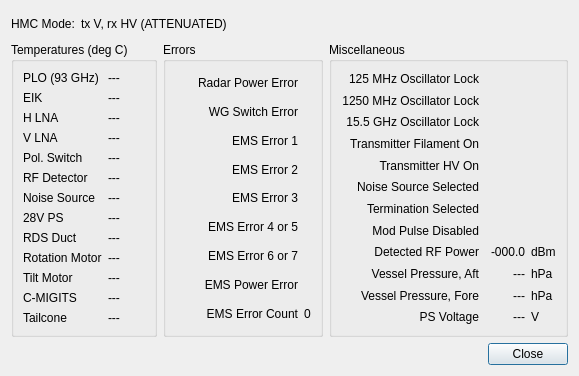
First picture: the form in src/hcrgui/Pmc730Details.ui, repository NCAR/HCR_instrument, before the edit.
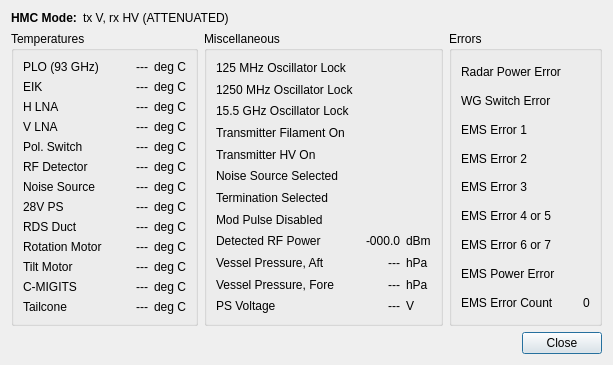
Second picture: the form after the edit. Icons and pictures are not drawn.

Commit message: Restructured Pmc730Details a bit more to make it easier to read, and to move the "errors" section to the right side.

```diff
--- a/src/hcrgui/Pmc730Details.ui
+++ b/src/hcrgui/Pmc730Details.ui
@@ -6,8 +6,8 @@
    <rect>
     <x>0</x>
     <y>0</y>
-    <width>579</width>
-    <height>376</height>
+    <width>613</width>
+    <height>352</height>
    </rect>
   </property>
   <property name="windowTitle">
@@ -29,7 +29,7 @@
          </sizepolicy>
         </property>
         <property name="text">
-         <string>HMC Mode:</string>
+         <string>&lt;b&gt;HMC Mode:&lt;/b&gt;</string>
         </property>
         <property name="alignment">
          <set>Qt::AlignLeading|Qt::AlignLeft|Qt::AlignVCenter</set>
@@ -70,17 +70,26 @@
       <item>
        <widget class="QGroupBox" name="tempBox">
         <property name="title">
-         <string>Temperatures (deg C)</string>
+         <string>Temperatures</string>
         </property>
         <layout class="QGridLayout" name="gridLayout_3">
          <item row="0" column="2">
           <widget class="QLabel" name="ploTempValue">
+           <property name="minimumSize">
+            <size>
+             <width>40</width>
+             <height>0</height>
+            </size>
+           </property>
            <property name="text">
             <string>---</string>
            </property>
+           <property name="alignment">
+            <set>Qt::AlignRight|Qt::AlignTrailing|Qt::AlignVCenter</set>
+           </property>
           </widget>
          </item>
-         <item row="9" column="1">
+         <item row="10" column="1">
           <widget class="QLabel" name="rdsDuctTempLabel">
            <property name="text">
             <string>RDS Duct</string>
@@ -90,7 +99,7 @@
            </property>
           </widget>
          </item>
-         <item row="3" column="1">
+         <item row="4" column="1">
           <widget class="QLabel" name="vLnaTempLabel">
            <property name="text">
             <string>V LNA</string>
@@ -100,7 +109,7 @@
            </property>
           </widget>
          </item>
-         <item row="5" column="1">
+         <item row="6" column="1">
           <widget class="QLabel" name="polSwitchTempLabel">
            <property name="text">
             <string>Pol. Switch</string>
@@ -110,7 +119,7 @@
            </property>
           </widget>
          </item>
-         <item row="6" column="1">
+         <item row="7" column="1">
           <widget class="QLabel" name="rfDetectorTempLabel">
            <property name="text">
             <string>RF Detector</string>
@@ -120,7 +129,7 @@
            </property>
           </widget>
          </item>
-         <item row="8" column="1">
+         <item row="9" column="1">
           <widget class="QLabel" name="ps28VTempLabel">
            <property name="text">
             <string>28V PS</string>
@@ -140,7 +149,7 @@
            </property>
           </widget>
          </item>
-         <item row="7" column="1">
+         <item row="8" column="1">
           <widget class="QLabel" name="noiseSourceTempLabel">
            <property name="text">
             <string>Noise Source</string>
@@ -150,7 +159,7 @@
            </property>
           </widget>
          </item>
-         <item row="1" column="1">
+         <item row="2" column="1">
           <widget class="QLabel" name="eikTempLabel">
            <property name="text">
             <string>EIK</string>
@@ -160,7 +169,7 @@
            </property>
           </widget>
          </item>
-         <item row="10" column="1">
+         <item row="11" column="1">
           <widget class="QLabel" name="rotMotorTempLabel">
            <property name="text">
             <string>Rotation Motor</string>
@@ -170,7 +179,7 @@
            </property>
           </widget>
          </item>
-         <item row="11" column="1">
+         <item row="12" column="1">
           <widget class="QLabel" name="tiltMotorTempLabel">
            <property name="text">
             <string>Tilt Motor</string>
@@ -180,7 +189,7 @@
            </property>
           </widget>
          </item>
-         <item row="12" column="1">
+         <item row="13" column="1">
           <widget class="QLabel" name="cmigitsTempLabel">
            <property name="text">
             <string>C-MIGITS</string>
@@ -190,7 +199,7 @@
            </property>
           </widget>
          </item>
-         <item row="13" column="1">
+         <item row="14" column="1">
           <widget class="QLabel" name="tailconeTempLabel">
            <property name="text">
             <string>Tailcone</string>
@@ -200,84 +209,117 @@
            </property>
           </widget>
          </item>
-         <item row="1" column="2">
+         <item row="2" column="2">
           <widget class="QLabel" name="eikTempValue">
            <property name="text">
             <string>---</string>
            </property>
+           <property name="alignment">
+            <set>Qt::AlignRight|Qt::AlignTrailing|Qt::AlignVCenter</set>
+           </property>
           </widget>
          </item>
-         <item row="3" column="2">
+         <item row="4" column="2">
           <widget class="QLabel" name="vLnaTempValue">
            <property name="text">
             <string>---</string>
            </property>
+           <property name="alignment">
+            <set>Qt::AlignRight|Qt::AlignTrailing|Qt::AlignVCenter</set>
+           </property>
           </widget>
          </item>
-         <item row="5" column="2">
+         <item row="6" column="2">
           <widget class="QLabel" name="polSwitchTempValue">
            <property name="text">
             <string>---</string>
            </property>
+           <property name="alignment">
+            <set>Qt::AlignRight|Qt::AlignTrailing|Qt::AlignVCenter</set>
+           </property>
           </widget>
          </item>
-         <item row="6" column="2">
+         <item row="7" column="2">
           <widget class="QLabel" name="rfDetectorTempValue">
            <property name="text">
             <string>---</string>
            </property>
+           <property name="alignment">
+            <set>Qt::AlignRight|Qt::AlignTrailing|Qt::AlignVCenter</set>
+           </property>
           </widget>
          </item>
-         <item row="7" column="2">
+         <item row="8" column="2">
           <widget class="QLabel" name="noiseSourceTempValue">
            <property name="text">
             <string>---</string>
            </property>
+           <property name="alignment">
+            <set>Qt::AlignRight|Qt::AlignTrailing|Qt::AlignVCenter</set>
+           </property>
           </widget>
          </item>
-         <item row="8" column="2">
+         <item row="9" column="2">
           <widget class="QLabel" name="ps28VTempValue">
            <property name="text">
             <string>---</string>
            </property>
+           <property name="alignment">
+            <set>Qt::AlignRight|Qt::AlignTrailing|Qt::AlignVCenter</set>
+           </property>
           </widget>
          </item>
-         <item row="9" column="2">
+         <item row="10" column="2">
           <widget class="QLabel" name="rdsDuctTempValue">
            <property name="text">
             <string>---</string>
            </property>
-          </widget>
-         </item>
-         <item row="10" column="2">
-          <widget class="QLabel" name="rotMotorTempValue">
-           <property name="text">
-            <string>---</string>
+           <property name="alignment">
+            <set>Qt::AlignRight|Qt::AlignTrailing|Qt::AlignVCenter</set>
            </property>
           </widget>
          </item>
          <item row="11" column="2">
-          <widget class="QLabel" name="tiltMotorTempValue">
+          <widget class="QLabel" name="rotMotorTempValue">
            <property name="text">
             <string>---</string>
            </property>
+           <property name="alignment">
+            <set>Qt::AlignRight|Qt::AlignTrailing|Qt::AlignVCenter</set>
+           </property>
           </widget>
          </item>
          <item row="12" column="2">
-          <widget class="QLabel" name="cmigitsTempValue">
+          <widget class="QLabel" name="tiltMotorTempValue">
            <property name="text">
             <string>---</string>
            </property>
+           <property name="alignment">
+            <set>Qt::AlignRight|Qt::AlignTrailing|Qt::AlignVCenter</set>
+           </property>
           </widget>
          </item>
          <item row="13" column="2">
+          <widget class="QLabel" name="cmigitsTempValue">
+           <property name="text">
+            <string>---</string>
+           </property>
+           <property name="alignment">
+            <set>Qt::AlignRight|Qt::AlignTrailing|Qt::AlignVCenter</set>
+           </property>
+          </widget>
+         </item>
+         <item row="14" column="2">
           <widget class="QLabel" name="tailconeTempValue">
            <property name="text">
             <string>---</string>
            </property>
+           <property name="alignment">
+            <set>Qt::AlignRight|Qt::AlignTrailing|Qt::AlignVCenter</set>
+           </property>
           </widget>
          </item>
-         <item row="2" column="1">
+         <item row="3" column="1">
           <widget class="QLabel" name="hLnaTempLabel">
            <property name="text">
             <string>H LNA</string>
@@ -287,304 +329,104 @@
            </property>
           </widget>
          </item>
-         <item row="2" column="2">
+         <item row="3" column="2">
           <widget class="QLabel" name="hLnaTempValue">
            <property name="text">
             <string>---</string>
            </property>
-          </widget>
-         </item>
-        </layout>
-       </widget>
-      </item>
-      <item>
-       <widget class="QGroupBox" name="errorBox">
-        <property name="title">
-         <string>Errors</string>
-        </property>
-        <layout class="QGridLayout" name="gridLayout">
-         <item row="0" column="2">
-          <widget class="QLabel" name="radarPowerErrorLabel">
-           <property name="sizePolicy">
-            <sizepolicy hsizetype="MinimumExpanding" vsizetype="Preferred">
-             <horstretch>0</horstretch>
-             <verstretch>0</verstretch>
-            </sizepolicy>
-           </property>
-           <property name="text">
-            <string>Radar Power Error</string>
-           </property>
-           <property name="alignment">
-            <set>Qt::AlignRight|Qt::AlignTrailing|Qt::AlignVCenter</set>
-           </property>
-          </widget>
-         </item>
-         <item row="1" column="2">
-          <widget class="QLabel" name="wgSwichErrorLabel">
-           <property name="sizePolicy">
-            <sizepolicy hsizetype="MinimumExpanding" vsizetype="Preferred">
-             <horstretch>0</horstretch>
-             <verstretch>0</verstretch>
-            </sizepolicy>
-           </property>
-           <property name="text">
-            <string>WG Switch Error</string>
-           </property>
-           <property name="alignment">
-            <set>Qt::AlignRight|Qt::AlignTrailing|Qt::AlignVCenter</set>
-           </property>
-          </widget>
-         </item>
-         <item row="3" column="2">
-          <widget class="QLabel" name="emsError2Label">
-           <property name="sizePolicy">
-            <sizepolicy hsizetype="MinimumExpanding" vsizetype="Preferred">
-             <horstretch>0</horstretch>
-             <verstretch>0</verstretch>
-            </sizepolicy>
-           </property>
-           <property name="text">
-            <string>EMS Error 2</string>
-           </property>
-           <property name="alignment">
-            <set>Qt::AlignRight|Qt::AlignTrailing|Qt::AlignVCenter</set>
-           </property>
-          </widget>
-         </item>
-         <item row="8" column="2">
-          <widget class="QLabel" name="emsErrorCountLabel">
-           <property name="sizePolicy">
-            <sizepolicy hsizetype="MinimumExpanding" vsizetype="Preferred">
-             <horstretch>0</horstretch>
-             <verstretch>0</verstretch>
-            </sizepolicy>
-           </property>
-           <property name="text">
-            <string>EMS Error Count</string>
-           </property>
-           <property name="alignment">
-            <set>Qt::AlignRight|Qt::AlignTrailing|Qt::AlignVCenter</set>
-           </property>
-          </widget>
-         </item>
-         <item row="2" column="2">
-          <widget class="QLabel" name="emsError1Label">
-           <property name="sizePolicy">
-            <sizepolicy hsizetype="MinimumExpanding" vsizetype="Preferred">
-             <horstretch>0</horstretch>
-             <verstretch>0</verstretch>
-            </sizepolicy>
-           </property>
-           <property name="text">
-            <string>EMS Error 1</string>
-           </property>
-           <property name="alignment">
-            <set>Qt::AlignRight|Qt::AlignTrailing|Qt::AlignVCenter</set>
-           </property>
-          </widget>
-         </item>
-         <item row="7" column="2">
-          <widget class="QLabel" name="emsPowerErrorLabel">
-           <property name="sizePolicy">
-            <sizepolicy hsizetype="MinimumExpanding" vsizetype="Preferred">
-             <horstretch>0</horstretch>
-             <verstretch>0</verstretch>
-            </sizepolicy>
-           </property>
-           <property name="text">
-            <string>EMS Power Error</string>
-           </property>
-           <property name="alignment">
-            <set>Qt::AlignRight|Qt::AlignTrailing|Qt::AlignVCenter</set>
-           </property>
-          </widget>
-         </item>
-         <item row="6" column="2">
-          <widget class="QLabel" name="emsError6Or7Label">
-           <property name="sizePolicy">
-            <sizepolicy hsizetype="MinimumExpanding" vsizetype="Preferred">
-             <horstretch>0</horstretch>
-             <verstretch>0</verstretch>
-            </sizepolicy>
-           </property>
-           <property name="text">
-            <string>EMS Error 6 or 7</string>
-           </property>
-           <property name="alignment">
-            <set>Qt::AlignRight|Qt::AlignTrailing|Qt::AlignVCenter</set>
-           </property>
-          </widget>
-         </item>
-         <item row="5" column="2">
-          <widget class="QLabel" name="emsError4Or5Label">
-           <property name="sizePolicy">
-            <sizepolicy hsizetype="MinimumExpanding" vsizetype="Preferred">
-             <horstretch>0</horstretch>
-             <verstretch>0</verstretch>
-            </sizepolicy>
-           </property>
-           <property name="text">
-            <string>EMS Error 4 or 5</string>
-           </property>
-           <property name="alignment">
-            <set>Qt::AlignRight|Qt::AlignTrailing|Qt::AlignVCenter</set>
-           </property>
-          </widget>
-         </item>
-         <item row="4" column="2">
-          <widget class="QLabel" name="emsError3Label">
-           <property name="sizePolicy">
-            <sizepolicy hsizetype="MinimumExpanding" vsizetype="Preferred">
-             <horstretch>0</horstretch>
-             <verstretch>0</verstretch>
-            </sizepolicy>
-           </property>
-           <property name="text">
-            <string>EMS Error 3</string>
-           </property>
            <property name="alignment">
             <set>Qt::AlignRight|Qt::AlignTrailing|Qt::AlignVCenter</set>
            </property>
           </widget>
          </item>
          <item row="0" column="3">
-          <widget class="QLabel" name="radarPowerErrorIcon">
-           <property name="sizePolicy">
-            <sizepolicy hsizetype="Preferred" vsizetype="Preferred">
-             <horstretch>0</horstretch>
-             <verstretch>0</verstretch>
-            </sizepolicy>
-           </property>
+          <widget class="QLabel" name="ploTempUnits">
            <property name="text">
-            <string/>
-           </property>
-           <property name="pixmap">
-            <pixmap resource="HcrGuiMainWindow.qrc">:/greenLED_off.png</pixmap>
-           </property>
-          </widget>
-         </item>
-         <item row="1" column="3">
-          <widget class="QLabel" name="wgSwitchErrorIcon">
-           <property name="sizePolicy">
-            <sizepolicy hsizetype="Preferred" vsizetype="Preferred">
-             <horstretch>0</horstretch>
-             <verstretch>0</verstretch>
-            </sizepolicy>
-           </property>
-           <property name="text">
-            <string/>
-           </property>
-           <property name="pixmap">
-            <pixmap resource="HcrGuiMainWindow.qrc">:/greenLED_off.png</pixmap>
+            <string>deg C</string>
            </property>
           </widget>
          </item>
          <item row="2" column="3">
-          <widget class="QLabel" name="emsError1Icon">
-           <property name="sizePolicy">
-            <sizepolicy hsizetype="Preferred" vsizetype="Preferred">
-             <horstretch>0</horstretch>
-             <verstretch>0</verstretch>
-            </sizepolicy>
-           </property>
+          <widget class="QLabel" name="eikTempUnits">
            <property name="text">
-            <string/>
-           </property>
-           <property name="pixmap">
-            <pixmap resource="HcrGuiMainWindow.qrc">:/greenLED_off.png</pixmap>
+            <string>deg C</string>
            </property>
           </widget>
          </item>
          <item row="3" column="3">
-          <widget class="QLabel" name="emsError2Icon">
-           <property name="sizePolicy">
-            <sizepolicy hsizetype="Preferred" vsizetype="Preferred">
-             <horstretch>0</horstretch>
-             <verstretch>0</verstretch>
-            </sizepolicy>
-           </property>
+          <widget class="QLabel" name="hLnaTempUnits">
            <property name="text">
-            <string/>
-           </property>
-           <property name="pixmap">
-            <pixmap resource="HcrGuiMainWindow.qrc">:/greenLED_off.png</pixmap>
+            <string>deg C</string>
            </property>
           </widget>
          </item>
          <item row="4" column="3">
-          <widget class="QLabel" name="emsError3Icon">
-           <property name="sizePolicy">
-            <sizepolicy hsizetype="Preferred" vsizetype="Preferred">
-             <horstretch>0</horstretch>
-             <verstretch>0</verstretch>
-            </sizepolicy>
-           </property>
+          <widget class="QLabel" name="vLnaTempUnits">
            <property name="text">
-            <string/>
-           </property>
-           <property name="pixmap">
-            <pixmap resource="HcrGuiMainWindow.qrc">:/greenLED_off.png</pixmap>
-           </property>
-          </widget>
-         </item>
-         <item row="5" column="3">
-          <widget class="QLabel" name="emsError4Or5Icon">
-           <property name="sizePolicy">
-            <sizepolicy hsizetype="Preferred" vsizetype="Preferred">
-             <horstretch>0</horstretch>
-             <verstretch>0</verstretch>
-            </sizepolicy>
-           </property>
-           <property name="text">
-            <string/>
-           </property>
-           <property name="pixmap">
-            <pixmap resource="HcrGuiMainWindow.qrc">:/greenLED_off.png</pixmap>
+            <string>deg C</string>
            </property>
           </widget>
          </item>
          <item row="6" column="3">
-          <widget class="QLabel" name="emsError6Or7Icon">
-           <property name="sizePolicy">
-            <sizepolicy hsizetype="Preferred" vsizetype="Preferred">
-             <horstretch>0</horstretch>
-             <verstretch>0</verstretch>
-            </sizepolicy>
-           </property>
+          <widget class="QLabel" name="polSwitchTempUnits">
            <property name="text">
-            <string/>
-           </property>
-           <property name="pixmap">
-            <pixmap resource="HcrGuiMainWindow.qrc">:/greenLED_off.png</pixmap>
+            <string>deg C</string>
            </property>
           </widget>
          </item>
          <item row="7" column="3">
-          <widget class="QLabel" name="emsPowerErrorIcon">
-           <property name="sizePolicy">
-            <sizepolicy hsizetype="Preferred" vsizetype="Preferred">
-             <horstretch>0</horstretch>
-             <verstretch>0</verstretch>
-            </sizepolicy>
-           </property>
+          <widget class="QLabel" name="rfDetectorTempUnits">
            <property name="text">
-            <string/>
-           </property>
-           <property name="pixmap">
-            <pixmap resource="HcrGuiMainWindow.qrc">:/greenLED_off.png</pixmap>
+            <string>deg C</string>
            </property>
           </widget>
          </item>
          <item row="8" column="3">
-          <widget class="QLabel" name="emsErrorCountValue">
-           <property name="sizePolicy">
-            <sizepolicy hsizetype="Preferred" vsizetype="Preferred">
-             <horstretch>0</horstretch>
-             <verstretch>0</verstretch>
-            </sizepolicy>
+          <widget class="QLabel" name="noiseSourceTempUnits">
+           <property name="text">
+            <string>deg C</string>
            </property>
+          </widget>
+         </item>
+         <item row="9" column="3">
+          <widget class="QLabel" name="ps28VTempUnits">
            <property name="text">
-            <string>0</string>
+            <string>deg C</string>
+           </property>
+          </widget>
+         </item>
+         <item row="10" column="3">
+          <widget class="QLabel" name="rdsDuctTempUnits">
+           <property name="text">
+            <string>deg C</string>
+           </property>
+          </widget>
+         </item>
+         <item row="11" column="3">
+          <widget class="QLabel" name="rotMotorTempUnits">
+           <property name="text">
+            <string>deg C</string>
+           </property>
+          </widget>
+         </item>
+         <item row="12" column="3">
+          <widget class="QLabel" name="tiltMotorTempUnits">
+           <property name="text">
+            <string>deg C</string>
+           </property>
+          </widget>
+         </item>
+         <item row="13" column="3">
+          <widget class="QLabel" name="cmigitsTempUnits">
+           <property name="text">
+            <string>deg C</string>
+           </property>
+          </widget>
+         </item>
+         <item row="14" column="3">
+          <widget class="QLabel" name="tailconeTempUnits">
+           <property name="text">
+            <string>deg C</string>
            </property>
           </widget>
          </item>
@@ -609,7 +451,7 @@
             <string>PS Voltage</string>
            </property>
            <property name="alignment">
-            <set>Qt::AlignRight|Qt::AlignTrailing|Qt::AlignVCenter</set>
+            <set>Qt::AlignLeading|Qt::AlignLeft|Qt::AlignVCenter</set>
            </property>
           </widget>
          </item>
@@ -619,7 +461,7 @@
             <string>Transmitter Filament On</string>
            </property>
            <property name="alignment">
-            <set>Qt::AlignRight|Qt::AlignTrailing|Qt::AlignVCenter</set>
+            <set>Qt::AlignLeading|Qt::AlignLeft|Qt::AlignVCenter</set>
            </property>
           </widget>
          </item>
@@ -635,7 +477,7 @@
             <string>Termination Selected</string>
            </property>
            <property name="alignment">
-            <set>Qt::AlignRight|Qt::AlignTrailing|Qt::AlignVCenter</set>
+            <set>Qt::AlignLeading|Qt::AlignLeft|Qt::AlignVCenter</set>
            </property>
           </widget>
          </item>
@@ -651,7 +493,7 @@
             <string>Detected RF Power</string>
            </property>
            <property name="alignment">
-            <set>Qt::AlignRight|Qt::AlignTrailing|Qt::AlignVCenter</set>
+            <set>Qt::AlignLeading|Qt::AlignLeft|Qt::AlignVCenter</set>
            </property>
           </widget>
          </item>
@@ -686,7 +528,7 @@
             <string>Vessel Pressure, Aft</string>
            </property>
            <property name="alignment">
-            <set>Qt::AlignRight|Qt::AlignTrailing|Qt::AlignVCenter</set>
+            <set>Qt::AlignLeading|Qt::AlignLeft|Qt::AlignVCenter</set>
            </property>
           </widget>
          </item>
@@ -702,7 +544,7 @@
             <string>15.5 GHz Oscillator Lock</string>
            </property>
            <property name="alignment">
-            <set>Qt::AlignRight|Qt::AlignTrailing|Qt::AlignVCenter</set>
+            <set>Qt::AlignLeading|Qt::AlignLeft|Qt::AlignVCenter</set>
            </property>
           </widget>
          </item>
@@ -718,7 +560,7 @@
             <string>1250 MHz Oscillator Lock</string>
            </property>
            <property name="alignment">
-            <set>Qt::AlignRight|Qt::AlignTrailing|Qt::AlignVCenter</set>
+            <set>Qt::AlignLeading|Qt::AlignLeft|Qt::AlignVCenter</set>
            </property>
           </widget>
          </item>
@@ -786,7 +628,7 @@
             <string>Vessel Pressure, Fore</string>
            </property>
            <property name="alignment">
-            <set>Qt::AlignRight|Qt::AlignTrailing|Qt::AlignVCenter</set>
+            <set>Qt::AlignLeading|Qt::AlignLeft|Qt::AlignVCenter</set>
            </property>
           </widget>
          </item>
@@ -802,7 +644,7 @@
             <string>Noise Source Selected</string>
            </property>
            <property name="alignment">
-            <set>Qt::AlignRight|Qt::AlignTrailing|Qt::AlignVCenter</set>
+            <set>Qt::AlignLeading|Qt::AlignLeft|Qt::AlignVCenter</set>
            </property>
           </widget>
          </item>
@@ -841,7 +683,7 @@
             <string>125 MHz Oscillator Lock</string>
            </property>
            <property name="alignment">
-            <set>Qt::AlignRight|Qt::AlignTrailing|Qt::AlignVCenter</set>
+            <set>Qt::AlignLeading|Qt::AlignLeft|Qt::AlignVCenter</set>
            </property>
           </widget>
          </item>
@@ -874,7 +716,7 @@
             <string>Transmitter HV On</string>
            </property>
            <property name="alignment">
-            <set>Qt::AlignRight|Qt::AlignTrailing|Qt::AlignVCenter</set>
+            <set>Qt::AlignLeading|Qt::AlignLeft|Qt::AlignVCenter</set>
            </property>
           </widget>
          </item>
@@ -884,7 +726,7 @@
             <string>Mod Pulse Disabled</string>
            </property>
            <property name="alignment">
-            <set>Qt::AlignRight|Qt::AlignTrailing|Qt::AlignVCenter</set>
+            <set>Qt::AlignLeading|Qt::AlignLeft|Qt::AlignVCenter</set>
            </property>
           </widget>
          </item>
@@ -958,6 +800,300 @@
         </layout>
        </widget>
       </item>
+      <item>
+       <widget class="QGroupBox" name="errorBox">
+        <property name="title">
+         <string>Errors</string>
+        </property>
+        <layout class="QGridLayout" name="gridLayout">
+         <item row="0" column="2">
+          <widget class="QLabel" name="radarPowerErrorLabel">
+           <property name="sizePolicy">
+            <sizepolicy hsizetype="MinimumExpanding" vsizetype="Preferred">
+             <horstretch>0</horstretch>
+             <verstretch>0</verstretch>
+            </sizepolicy>
+           </property>
+           <property name="text">
+            <string>Radar Power Error</string>
+           </property>
+           <property name="alignment">
+            <set>Qt::AlignLeading|Qt::AlignLeft|Qt::AlignVCenter</set>
+           </property>
+          </widget>
+         </item>
+         <item row="1" column="2">
+          <widget class="QLabel" name="wgSwichErrorLabel">
+           <property name="sizePolicy">
+            <sizepolicy hsizetype="MinimumExpanding" vsizetype="Preferred">
+             <horstretch>0</horstretch>
+             <verstretch>0</verstretch>
+            </sizepolicy>
+           </property>
+           <property name="text">
+            <string>WG Switch Error</string>
+           </property>
+           <property name="alignment">
+            <set>Qt::AlignLeading|Qt::AlignLeft|Qt::AlignVCenter</set>
+           </property>
+          </widget>
+         </item>
+         <item row="3" column="2">
+          <widget class="QLabel" name="emsError2Label">
+           <property name="sizePolicy">
+            <sizepolicy hsizetype="MinimumExpanding" vsizetype="Preferred">
+             <horstretch>0</horstretch>
+             <verstretch>0</verstretch>
+            </sizepolicy>
+           </property>
+           <property name="text">
+            <string>EMS Error 2</string>
+           </property>
+           <property name="alignment">
+            <set>Qt::AlignLeading|Qt::AlignLeft|Qt::AlignVCenter</set>
+           </property>
+          </widget>
+         </item>
+         <item row="8" column="2">
+          <widget class="QLabel" name="emsErrorCountLabel">
+           <property name="sizePolicy">
+            <sizepolicy hsizetype="MinimumExpanding" vsizetype="Preferred">
+             <horstretch>0</horstretch>
+             <verstretch>0</verstretch>
+            </sizepolicy>
+           </property>
+           <property name="text">
+            <string>EMS Error Count</string>
+           </property>
+           <property name="alignment">
+            <set>Qt::AlignLeading|Qt::AlignLeft|Qt::AlignVCenter</set>
+           </property>
+          </widget>
+         </item>
+         <item row="2" column="2">
+          <widget class="QLabel" name="emsError1Label">
+           <property name="sizePolicy">
+            <sizepolicy hsizetype="MinimumExpanding" vsizetype="Preferred">
+             <horstretch>0</horstretch>
+             <verstretch>0</verstretch>
+            </sizepolicy>
+           </property>
+           <property name="text">
+            <string>EMS Error 1</string>
+           </property>
+           <property name="alignment">
+            <set>Qt::AlignLeading|Qt::AlignLeft|Qt::AlignVCenter</set>
+           </property>
+          </widget>
+         </item>
+         <item row="7" column="2">
+          <widget class="QLabel" name="emsPowerErrorLabel">
+           <property name="sizePolicy">
+            <sizepolicy hsizetype="MinimumExpanding" vsizetype="Preferred">
+             <horstretch>0</horstretch>
+             <verstretch>0</verstretch>
+            </sizepolicy>
+           </property>
+           <property name="text">
+            <string>EMS Power Error</string>
+           </property>
+           <property name="alignment">
+            <set>Qt::AlignLeading|Qt::AlignLeft|Qt::AlignVCenter</set>
+           </property>
+          </widget>
+         </item>
+         <item row="6" column="2">
+          <widget class="QLabel" name="emsError6Or7Label">
+           <property name="sizePolicy">
+            <sizepolicy hsizetype="MinimumExpanding" vsizetype="Preferred">
+             <horstretch>0</horstretch>
+             <verstretch>0</verstretch>
+            </sizepolicy>
+           </property>
+           <property name="text">
+            <string>EMS Error 6 or 7</string>
+           </property>
+           <property name="alignment">
+            <set>Qt::AlignLeading|Qt::AlignLeft|Qt::AlignVCenter</set>
+           </property>
+          </widget>
+         </item>
+         <item row="5" column="2">
+          <widget class="QLabel" name="emsError4Or5Label">
+           <property name="sizePolicy">
+            <sizepolicy hsizetype="MinimumExpanding" vsizetype="Preferred">
+             <horstretch>0</horstretch>
+             <verstretch>0</verstretch>
+            </sizepolicy>
+           </property>
+           <property name="text">
+            <string>EMS Error 4 or 5</string>
+           </property>
+           <property name="alignment">
+            <set>Qt::AlignLeading|Qt::AlignLeft|Qt::AlignVCenter</set>
+           </property>
+          </widget>
+         </item>
+         <item row="4" column="2">
+          <widget class="QLabel" name="emsError3Label">
+           <property name="sizePolicy">
+            <sizepolicy hsizetype="MinimumExpanding" vsizetype="Preferred">
+             <horstretch>0</horstretch>
+             <verstretch>0</verstretch>
+            </sizepolicy>
+           </property>
+           <property name="text">
+            <string>EMS Error 3</string>
+           </property>
+           <property name="alignment">
+            <set>Qt::AlignLeading|Qt::AlignLeft|Qt::AlignVCenter</set>
+           </property>
+          </widget>
+         </item>
+         <item row="0" column="3">
+          <widget class="QLabel" name="radarPowerErrorIcon">
+           <property name="sizePolicy">
+            <sizepolicy hsizetype="Preferred" vsizetype="Preferred">
+             <horstretch>0</horstretch>
+             <verstretch>0</verstretch>
+            </sizepolicy>
+           </property>
+           <property name="text">
+            <string/>
+           </property>
+           <property name="pixmap">
+            <pixmap resource="HcrGuiMainWindow.qrc">:/greenLED_off.png</pixmap>
+           </property>
+          </widget>
+         </item>
+         <item row="1" column="3">
+          <widget class="QLabel" name="wgSwitchErrorIcon">
+           <property name="sizePolicy">
+            <sizepolicy hsizetype="Preferred" vsizetype="Preferred">
+             <horstretch>0</horstretch>
+             <verstretch>0</verstretch>
+            </sizepolicy>
+           </property>
+           <property name="text">
+            <string/>
+           </property>
+           <property name="pixmap">
+            <pixmap resource="HcrGuiMainWindow.qrc">:/greenLED_off.png</pixmap>
+           </property>
+          </widget>
+         </item>
+         <item row="2" column="3">
+          <widget class="QLabel" name="emsError1Icon">
+           <property name="sizePolicy">
+            <sizepolicy hsizetype="Preferred" vsizetype="Preferred">
+             <horstretch>0</horstretch>
+             <verstretch>0</verstretch>
+            </sizepolicy>
+           </property>
+           <property name="text">
+            <string/>
+           </property>
+           <property name="pixmap">
+            <pixmap resource="HcrGuiMainWindow.qrc">:/greenLED_off.png</pixmap>
+           </property>
+          </widget>
+         </item>
+         <item row="3" column="3">
+          <widget class="QLabel" name="emsError2Icon">
+           <property name="sizePolicy">
+            <sizepolicy hsizetype="Preferred" vsizetype="Preferred">
+             <horstretch>0</horstretch>
+             <verstretch>0</verstretch>
+            </sizepolicy>
+           </property>
+           <property name="text">
+            <string/>
+           </property>
+           <property name="pixmap">
+            <pixmap resource="HcrGuiMainWindow.qrc">:/greenLED_off.png</pixmap>
+           </property>
+          </widget>
+         </item>
+         <item row="4" column="3">
+          <widget class="QLabel" name="emsError3Icon">
+           <property name="sizePolicy">
+            <sizepolicy hsizetype="Preferred" vsizetype="Preferred">
+             <horstretch>0</horstretch>
+             <verstretch>0</verstretch>
+            </sizepolicy>
+           </property>
+           <property name="text">
+            <string/>
+           </property>
+           <property name="pixmap">
+            <pixmap resource="HcrGuiMainWindow.qrc">:/greenLED_off.png</pixmap>
+           </property>
+          </widget>
+         </item>
+         <item row="5" column="3">
+          <widget class="QLabel" name="emsError4Or5Icon">
+           <property name="sizePolicy">
+            <sizepolicy hsizetype="Preferred" vsizetype="Preferred">
+             <horstretch>0</horstretch>
+             <verstretch>0</verstretch>
+            </sizepolicy>
+           </property>
+           <property name="text">
+            <string/>
+           </property>
+           <property name="pixmap">
+            <pixmap resource="HcrGuiMainWindow.qrc">:/greenLED_off.png</pixmap>
+           </property>
+          </widget>
+         </item>
+         <item row="6" column="3">
+          <widget class="QLabel" name="emsError6Or7Icon">
+           <property name="sizePolicy">
+            <sizepolicy hsizetype="Preferred" vsizetype="Preferred">
+             <horstretch>0</horstretch>
+             <verstretch>0</verstretch>
+            </sizepolicy>
+           </property>
+           <property name="text">
+            <string/>
+           </property>
+           <property name="pixmap">
+            <pixmap resource="HcrGuiMainWindow.qrc">:/greenLED_off.png</pixmap>
+           </property>
+          </widget>
+         </item>
+         <item row="7" column="3">
+          <widget class="QLabel" name="emsPowerErrorIcon">
+           <property name="sizePolicy">
+            <sizepolicy hsizetype="Preferred" vsizetype="Preferred">
+             <horstretch>0</horstretch>
+             <verstretch>0</verstretch>
+            </sizepolicy>
+           </property>
+           <property name="text">
+            <string/>
+           </property>
+           <property name="pixmap">
+            <pixmap resource="HcrGuiMainWindow.qrc">:/greenLED_off.png</pixmap>
+           </property>
+          </widget>
+         </item>
+         <item row="8" column="3">
+          <widget class="QLabel" name="emsErrorCountValue">
+           <property name="sizePolicy">
+            <sizepolicy hsizetype="Preferred" vsizetype="Preferred">
+             <horstretch>0</horstretch>
+             <verstretch>0</verstretch>
+            </sizepolicy>
+           </property>
+           <property name="text">
+            <string>0</string>
+           </property>
+          </widget>
+         </item>
+        </layout>
+       </widget>
+      </item>
      </layout>
     </widget>
    </item>
```
